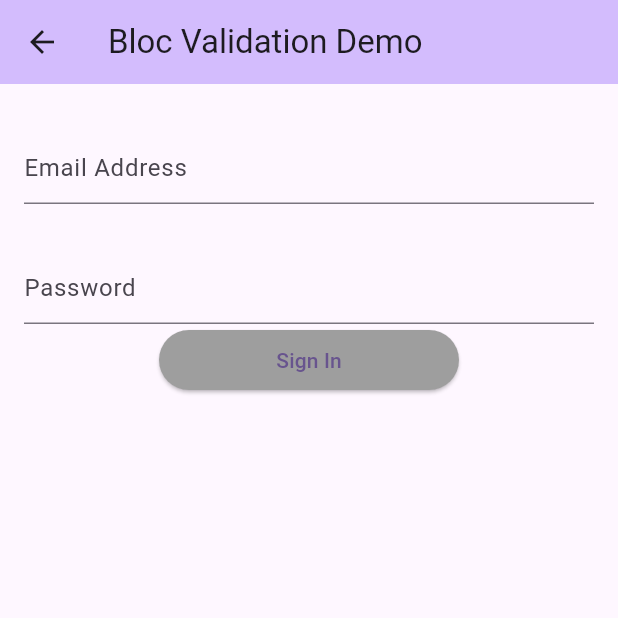
After one commit to iamraajkanchan/basic_flutter_demo, a Flutter app: the BlocValidation screen opened directly, after a tap on "Sign In", on a phone screen of 412 x 824 dp, the top half of it. The commit adds this screen. Run offline on Flutter 3.47's test engine with Material 3 defaults, Android fonts, the phone set to English and light mode, and no system bars; our stand-ins replace bloc, connectivity_plus, email_validator, flutter_bloc, fluttertoast, image_picker and 1 more.

Commit message:
Bloc with Validation is added in the project.

```diff
--- /dev/null
+++ b/lib/blocs/sign_in_blocs/sign_in_bloc.dart
@@ -0,0 +1,28 @@
+import 'dart:async';
+
+import 'package:bloc/bloc.dart';
+import 'package:email_validator/email_validator.dart';
+import 'package:meta/meta.dart';
+
+part 'sign_in_event.dart';
+
+part 'sign_in_state.dart';
+
+class SignInBloc extends Bloc<SignInEvent, SignInState> {
+  SignInBloc() : super(SignInInitialState()) {
+    on<SignInTextChangeEvent>((event, emit) {
+      if (EmailValidator.validate(event.emailValue) == false) {
+        emit(SignInErrorState(
+            errorMessage: "Please enter a valid email address!"));
+      } else if (event.passwordValue.length < 7) {
+        emit(SignInErrorState(
+            errorMessage: "Please enter a valid password address!"));
+      } else {
+        emit(SignInValidState());
+      }
+    });
+    on<SignInSubmittedEvent>((event, emit) {
+      emit(SignInLoadingState());
+    });
+  }
+}
--- /dev/null
+++ b/lib/blocs/sign_in_blocs/sign_in_event.dart
@@ -0,0 +1,19 @@
+part of 'sign_in_bloc.dart';
+
+@immutable
+abstract class SignInEvent {}
+
+class SignInTextChangeEvent extends SignInEvent {
+  final String emailValue;
+  final String passwordValue;
+
+  SignInTextChangeEvent(
+      {required this.emailValue, required this.passwordValue});
+}
+
+class SignInSubmittedEvent extends SignInEvent {
+  final String email;
+  final String password;
+
+  SignInSubmittedEvent({required this.email, required this.password});
+}
--- /dev/null
+++ b/lib/blocs/sign_in_blocs/sign_in_state.dart
@@ -0,0 +1,16 @@
+part of 'sign_in_bloc.dart';
+
+@immutable
+abstract class SignInState {}
+
+class SignInInitialState extends SignInState {}
+
+class SignInValidState extends SignInState {}
+
+class SignInErrorState extends SignInState {
+  final String errorMessage;
+
+  SignInErrorState({required this.errorMessage});
+}
+
+class SignInLoadingState extends SignInState {}
--- a/lib/views/bloc_demo.dart
+++ b/lib/views/bloc_demo.dart
@@ -1,5 +1,7 @@
 import 'package:basic_flutter_demo/blocs/internet_blocs/internet_bloc.dart';
+import 'package:basic_flutter_demo/blocs/sign_in_blocs/sign_in_bloc.dart';
 import 'package:basic_flutter_demo/views/bloc_demo/bloc_internet_connectivity.dart';
+import 'package:basic_flutter_demo/views/bloc_demo/bloc_validation.dart';
 import 'package:basic_flutter_demo/views/bloc_demo/cubit_internet_connectivity.dart';
 import 'package:basic_flutter_demo/views/utility.dart';
 import 'package:flutter/material.dart';
@@ -50,7 +52,18 @@ class _BlocDemo extends State<BlocDemo> {
                 Utility.addVerticalSpace(),
                 ElevatedButton(
                     onPressed: onCubitInternetConnectivityClick,
-                    child: const Text("Cubit Internet Connectivity"))
+                    child: const Text("Cubit Internet Connectivity")),
+                Utility.addVerticalSpace(),
+                BlocProvider(
+                  create: (context) => SignInBloc(),
+                  child: ElevatedButton(
+                      onPressed: () {
+                        Navigator.of(context).push(MaterialPageRoute(
+                            builder: (context) => BlocValidation(
+                                pageTitle: "Bloc Validation Demo")));
+                      },
+                      child: const Text("Bloc Validation")),
+                ),
               ],
             ),
           ),
--- /dev/null
+++ b/lib/views/bloc_demo/bloc_validation.dart
@@ -0,0 +1,92 @@
+import 'package:basic_flutter_demo/blocs/sign_in_blocs/sign_in_bloc.dart';
+import 'package:basic_flutter_demo/views/utility.dart';
+import 'package:flutter/cupertino.dart';
+import 'package:flutter/material.dart';
+import 'package:flutter_bloc/flutter_bloc.dart';
+
+class BlocValidation extends StatelessWidget {
+  final String pageTitle;
+
+  BlocValidation({super.key, required this.pageTitle});
+
+  TextEditingController emailController = TextEditingController();
+  TextEditingController passwordController = TextEditingController();
+
+  @override
+  Widget build(BuildContext context) {
+    return BlocProvider(
+      create: (context) => SignInBloc(),
+      child: Scaffold(
+        appBar: AppBar(
+          title: Text(pageTitle),
+          backgroundColor: Theme.of(context).colorScheme.inversePrimary,
+        ),
+        body: Padding(
+          padding: const EdgeInsets.all(16.0),
+          child: Column(
+            mainAxisAlignment: MainAxisAlignment.start,
+            children: <Widget>[
+              Utility.addVerticalSpace(),
+              TextField(
+                controller: emailController,
+                onChanged: (value) {
+                  BlocProvider.of<SignInBloc>(context).add(
+                      SignInTextChangeEvent(
+                          emailValue: emailController.text,
+                          passwordValue: passwordController.text));
+                },
+                decoration: const InputDecoration(hintText: "Email Address"),
+                keyboardType: TextInputType.emailAddress,
+              ),
+              Utility.addVerticalSpace(),
+              BlocBuilder<SignInBloc, SignInState>(
+                builder: (context, state) {
+                  if (state is SignInErrorState) {
+                    return Text(
+                      state.errorMessage,
+                      style: const TextStyle(color: Colors.red),
+                    );
+                  } else {
+                    return Container();
+                  }
+                },
+              ),
+              Utility.addVerticalSpace(),
+              TextField(
+                controller: passwordController,
+                onChanged: (value) {
+                  BlocProvider.of<SignInBloc>(context).add(
+                      SignInTextChangeEvent(
+                          emailValue: emailController.text,
+                          passwordValue: passwordController.text));
+                },
+                decoration: const InputDecoration(hintText: "Password"),
+              ),
+              SizedBox(
+                  width: 200,
+                  child: BlocBuilder<SignInBloc, SignInState>(
+                    builder: (context, state) {
+                      return ElevatedButton(
+                        onPressed: () {
+                          if (state is SignInValidState) {
+                            BlocProvider.of<SignInBloc>(context).add(
+                                SignInSubmittedEvent(
+                                    email: emailController.text,
+                                    password: passwordController.text));
+                          }
+                        },
+                        style: ButtonStyle(
+                            backgroundColor: (state is SignInValidState)
+                                ? const MaterialStatePropertyAll(Colors.blue)
+                                : const MaterialStatePropertyAll(Colors.grey)),
+                        child: const Text("Sign In"),
+                      );
+                    },
+                  )),
+            ],
+          ),
+        ),
+      ),
+    );
+  }
+}
--- a/pubspec.yaml
+++ b/pubspec.yaml
@@ -42,6 +42,7 @@ dependencies:
   provider: ^6.1.1
   flutter_bloc: ^8.1.3
   connectivity_plus: ^5.0.2
+  email_validator: ^2.1.17
 
 dev_dependencies:
   flutter_test:
```
Also changed, not shown: pubspec.lock.
